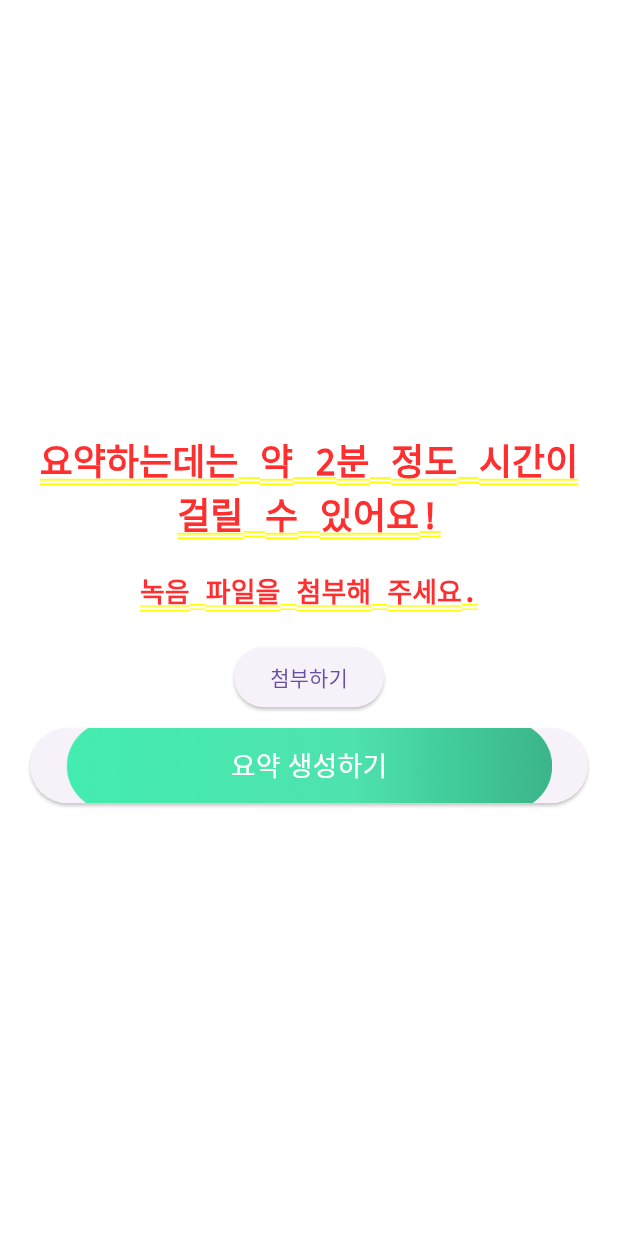
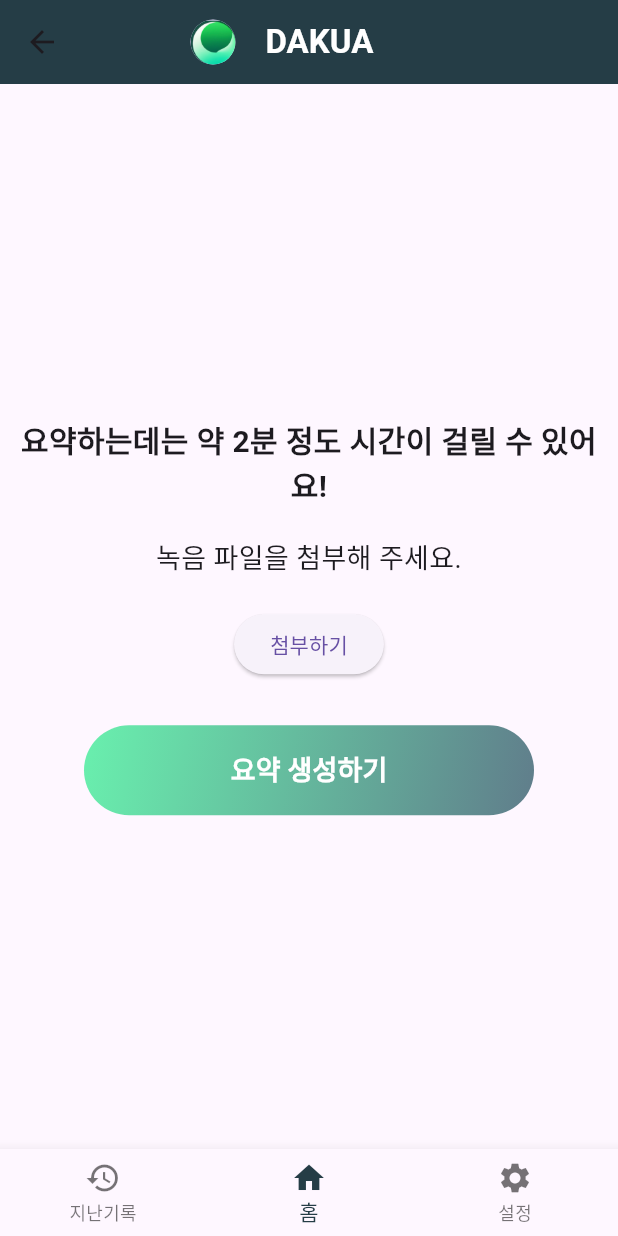
Before and after one commit to jjjooo-it/Flutter_DAKUA, a Flutter app: the screen it shows after launch, after a tap on "로그인하기", on a phone screen of 412 x 824 dp. Run offline on Flutter 3.47's test engine with Material 3 defaults, Android fonts, the phone set to English and light mode, and no system bars.

Commit message:
feat: finish appbar,bottomnavbar

```diff
--- a/lib/view/front/loginPage.dart
+++ b/lib/view/front/loginPage.dart
@@ -1,6 +1,7 @@
 import 'package:flutter/material.dart';
 import 'package:mobileplatform_project/view/front/signupPage.dart';
 import 'package:mobileplatform_project/view/home/homePage.dart';
+import 'package:mobileplatform_project/view/widget/bottomNavBar.dart';
 
 void main() {
   runApp(const LoginPage());
@@ -135,7 +136,7 @@
 void _navigateToMainPage(BuildContext context) {
   Navigator.push(
     context,
-    MaterialPageRoute(builder: (context) => HomePage()),
+    MaterialPageRoute(builder: (context) => BottomNavBar()),
   );
 }
 
--- a/lib/view/home/homePage.dart
+++ b/lib/view/home/homePage.dart
@@ -1,165 +1,24 @@
 import 'package:flutter/material.dart';
+import 'package:mobileplatform_project/view/home/loadingScreen.dart';
+import 'package:mobileplatform_project/view/widget/appBar.dart';
 
-void main() {
-  runApp(NavigationBarApp());
-}
 
-class NavigationBarApp extends StatelessWidget {
-  const NavigationBarApp({Key? key}) : super(key: key);
+class HomePage extends StatelessWidget {
+  const HomePage({Key? key});
 
   @override
   Widget build(BuildContext context) {
-    return MaterialApp(
-      theme: ThemeData(useMaterial3: true),
-      home: NavigationExample(),
-    );
-  }
-}
-
-class NavigationExample extends StatefulWidget {
-  const NavigationExample({Key? key}) : super(key: key);
-
-  @override
-  State<NavigationExample> createState() => _NavigationExampleState();
-}
-
-class _NavigationExampleState extends State<NavigationExample> {
-  int currentPageIndex = 0;
-
-  @override
-  Widget build(BuildContext context) {
-    final ThemeData theme = Theme.of(context);
-
-    return MaterialApp(
-      theme: theme.copyWith(useMaterial3: true),
-      home: Scaffold(
-        body: Column(
-          children: [
-            CustomHeaderWithImage(), // 헤더 표시
-            Expanded(
-              child: IndexedStack(
-                index: currentPageIndex,
-                children: <Widget>[
-                  // 페이지 1: 홈
-                  HomePage(),
-
-                  // 페이지 2: 알림
-                  NotificationsPage(),
-
-                  // 페이지 3: 메시지
-                  MessagesPage(),
-                ],
-              ),
-            ),
-          ],
-        ),
-        bottomNavigationBar: BottomNavigationBar(
-          type: BottomNavigationBarType.fixed,
-          selectedItemColor: Colors.amber[800],
-          unselectedItemColor: Colors.grey,
-          backgroundColor: theme.backgroundColor,
-          onTap: (int index) {
-            setState(() {
-              currentPageIndex = index;
-            });
-          },
-          items: [
-            BottomNavigationBarItem(
-              icon: Badge(
-                child: Image.asset(
-                  "assets/icons/1.png",
-                  width: 40.43,
-                  height: 40.98,
-                ),
-              ),
-              label: '홈',
-            ),
-            BottomNavigationBarItem(
-              icon: Badge(
-                child: Image.asset(
-                  "assets/icons/2.png",
-                  width: 40.43,
-                  height: 40.98,
-                ),
-              ),
-              label: '알림',
-            ),
-            BottomNavigationBarItem(
-              icon: Badge(
-                child: Image.asset(
-                  "assets/icons/3.png",
-                  width: 40.43,
-                  height: 40.98,
-                ),
-              ),
-              label: '메시지',
-            ),
-          ],
-        ),
-      ),
-    );
-  }
-}
-
-class CustomHeaderWithImage extends StatelessWidget {
-  final double headerHeight = 150.0; // 헤더 컨테이너의 높이
-
-  @override
-  Widget build(BuildContext context) {
-    return Padding(
-      padding: EdgeInsets.only(top: 30.0), // 상단 여백 추가
-      child: SizedBox(
-        height: headerHeight,
-        child: Stack(
-          fit: StackFit.loose,
-          children: [
-            Align(
-              alignment: Alignment.topCenter,
-              child: Image.asset(
-                'assets/icons/4.png',
-                fit: BoxFit.cover,
-              ),
-            ),
-            Align(
-              alignment: Alignment.center,
-              child: Row(
-                mainAxisAlignment: MainAxisAlignment.center,
-                crossAxisAlignment: CrossAxisAlignment.center,
-                children: [
-                  Image.asset(
-                    'assets/icons/top_logo.png',
-                    width: 24,
-                    height: 24,
-                    fit: BoxFit.cover,
-                  ),
-                  const SizedBox(width: 8),
-                  Text(
-                    'DAKUA',
-                    style: TextStyle(fontSize: 24, color: Colors.white),
-                    textAlign: TextAlign.center,
-                  ),
-                ],
-              ),
-            ),
-          ],
-        ),
-      ),
-    );
-  }
-}
-
-class HomePage extends StatelessWidget {
-  @override
-  Widget build(BuildContext context) {
-    return Center(
+    return Scaffold(
+      appBar: AppBarWidget(),
+      body: Center(
         child: Padding(
-        padding: const EdgeInsets.all(20.0),
+          padding: const EdgeInsets.all(10.0),
           child: Column(
             mainAxisAlignment: MainAxisAlignment.center,
             children: [
               Text(
                 '요약하는데는 약 2분 정도 시간이 걸릴 수 있어요!',
-              style: TextStyle(fontSize: 24.0, fontWeight: FontWeight.bold),
+                style: TextStyle(fontSize: 20.0, fontWeight: FontWeight.bold),
                 textAlign: TextAlign.center,
               ),
               SizedBox(height: 20.0),
@@ -175,24 +34,32 @@
                 },
                 child: Text('첨부하기'),
               ),
-            SizedBox(height: 10.0),
-            ElevatedButton(
-              onPressed: () {
-                // 요약 생성 기능 추가
-              },
+              SizedBox(height: 30.0),
+              SizedBox(
+                height: 60,
+                width: 300,
                 child: Container(
-                width: 325,
-                height: 50.0,
                   decoration: BoxDecoration(
-                  image: DecorationImage(
-                    image: AssetImage('assets/icons/buttom.png'),
-                    fit: BoxFit.cover,
+                    gradient: LinearGradient(
+                      colors: [Colors.greenAccent, Colors.blueGrey],
+                      begin: Alignment.topLeft,
+                      end: Alignment.bottomRight,
                     ),
+                    borderRadius: BorderRadius.circular(40.0),
                   ),
-                child: Center(
+                  child: ElevatedButton(
+                    onPressed: () => _navigateToLoadingPage(context),
+                    style: ElevatedButton.styleFrom(
+                      primary: Colors.transparent, // 버튼 배경 투명으로 설정
+                      elevation: 0, // 그라디언트를 위한 elevation 설정
+                    ),
                     child: Text(
                       '요약 생성하기',
-                    style: TextStyle(color: Colors.white, fontSize: 18.0),
+                      style: TextStyle(
+                        fontSize: 18.0,
+                        color: Colors.white,
+                        fontWeight: FontWeight.bold,
+                      ),
                     ),
                   ),
                 ),
@@ -200,51 +67,13 @@
             ],
           ),
         ),
+      ),
     );
   }
 }
-
-class NotificationsPage extends StatelessWidget {
-  @override
-  Widget build(BuildContext context) {
-    return Center(
-      child: Text('알림 페이지'),
+void _navigateToLoadingPage(BuildContext context) {
+  Navigator.push(
+    context,
+    MaterialPageRoute(builder: (context) => LoadingPage()),
   );
 }
-}
-
-class MessagesPage extends StatelessWidget {
-  @override
-  Widget build(BuildContext context) {
-    return Center(
-      child: Text('메시지 페이지'),
-    );
-  }
-}
-
-class Badge extends StatelessWidget {
-  final Widget child;
-
-  Badge({required this.child});
-
-  @override
-  Widget build(BuildContext context) {
-    return Stack(
-      alignment: Alignment.topRight,
-      children: [
-        child,
-        Container(
-          padding: EdgeInsets.all(1),
-          decoration: BoxDecoration(
-            color: Colors.red,
-            borderRadius: BorderRadius.circular(6),
-          ),
-          constraints: BoxConstraints(
-            minWidth: 12,
-            minHeight: 12,
-          ),
-        ),
-      ],
-    );
-  }
-}
--- /dev/null
+++ b/lib/view/widget/appBar.dart
@@ -0,0 +1,32 @@
+import 'package:flutter/material.dart';
+
+class AppBarWidget extends StatelessWidget implements PreferredSizeWidget {
+  const AppBarWidget({Key? key}) : super(key: key);
+
+  @override
+  Size get preferredSize => Size.fromHeight(kToolbarHeight);
+
+  @override
+  Widget build(BuildContext context) {
+    return AppBar(
+      backgroundColor: Color.fromRGBO(37, 61, 70, 1),
+      title: Row(
+        children: [
+          SizedBox(width: 55),
+          CircleAvatar(
+            radius: 15,
+            backgroundImage: AssetImage('assets/icons/top_logo.png'),
+          ),
+          SizedBox(width: 20),
+          Text(
+            'DAKUA',
+            style: TextStyle(
+              fontWeight: FontWeight.bold,
+              color: Colors.white,
+            ),
+          ),
+        ],
+      ),
+    );
+  }
+}
--- /dev/null
+++ b/lib/view/widget/bottomNavBar.dart
@@ -0,0 +1,51 @@
+import 'package:flutter/material.dart';
+import 'package:mobileplatform_project/view/home/homePage.dart';
+import 'package:mobileplatform_project/view/history/historyPage.dart';
+import 'package:mobileplatform_project/view/setting/settingPage.dart';
+
+class BottomNavBar extends StatefulWidget {
+  const BottomNavBar({Key? key}) : super(key: key);
+
+  @override
+  State<BottomNavBar> createState() => _BottomNavBarState();
+}
+
+class _BottomNavBarState extends State<BottomNavBar> {
+  var _index = 1; // 홈으로 시작하도록 수정
+  final _pages = [
+    HistoryPage(),
+    HomePage(),
+    SettingPage()
+  ];
+
+  @override
+  Widget build(BuildContext context) {
+    return Scaffold(
+      body: _pages[_index],
+      bottomNavigationBar: BottomNavigationBar(
+          type: BottomNavigationBarType.fixed,
+          selectedItemColor: Color.fromRGBO(37, 61, 70, 1), // 선택된 아이템의 색상
+          onTap: (index) {
+            setState(() {
+              _index = index;
+            });
+          },
+          currentIndex: _index,
+          items: const <BottomNavigationBarItem>[
+            BottomNavigationBarItem(
+              label: '지난기록',
+              icon: Icon(Icons.history),
+            ),
+            BottomNavigationBarItem(
+              label:'홈',
+              icon: Icon(Icons.home),
+            ),
+            BottomNavigationBarItem(
+              label:'설정',
+              icon: Icon(Icons.settings),
+            ),
+          ]
+      ),
+    );
+  }
+}
--- a/lib/viewModel/signupPage_viewModel.dart
+++ b/lib/viewModel/signupPage_viewModel.dart
@@ -17,7 +17,7 @@
       context: context,
       builder: (_) => AlertDialog(
         title: Text('축하합니다!'),
-        content: Text('이제 DAKUA 회원이세요'),
+        content: Text('DAKUA 회원이 되셨습니다.'),
         actions: [
           TextButton(
             onPressed: () => Navigator.pop(context),
--- a/pubspec.yaml
+++ b/pubspec.yaml
@@ -61,12 +61,7 @@
 
   assets:
     - assets/images/launch_image.png
-    - assets/icons/1.png
-    - assets/icons/2.png
-    - assets/icons/3.png
-    - assets/icons/4.png
     - assets/icons/top_logo.png
-    - assets/icons/buttom.png
     - assets/icons/logo.jpeg
   # To add assets to your application, add an assets section, like this:
   # assets:
```
Also changed, not shown: lib/view/history/historyPage.dart (added, +10 -0 lines), lib/view/home/loadingScreen.dart (+10 -0 lines), assets/icons/1.png (deleted), assets/icons/2.png (deleted), assets/icons/3.png (deleted), assets/icons/4.png (deleted), assets/icons/buttom.png (deleted). Lines whose indentation alone changed are shown as unchanged.
